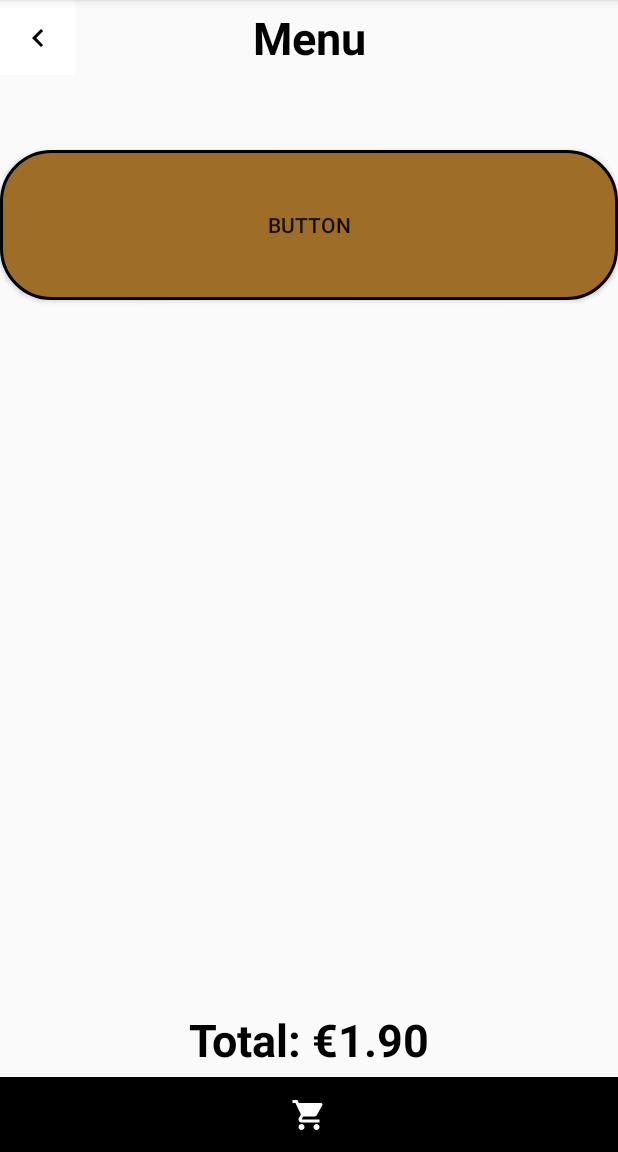
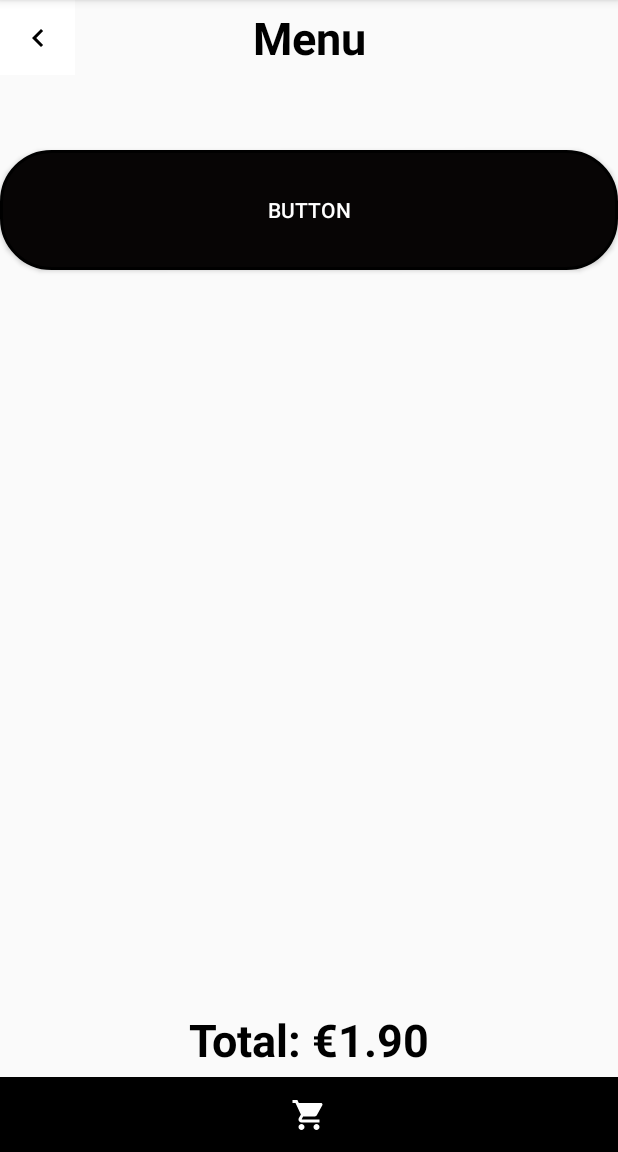
Before and after one commit to CS-UCY-EPL343/winter19.team16, an Android app: the orderActivity screen opened directly, with no data from a screen before it, on a phone screen of 412 x 824 dp, the part 84-1236 px from its top. Run offline under Robolectric (Android 15) with nearby library versions, the phone set to English and light mode, and no system bars.

Commit message:
Order activity update
Amartisa kai ferthika kapitalistika

```diff
--- a/app/src/main/res/drawable/rectBrown.xml
+++ b/app/src/main/res/drawable/brownrect.xml
@@ -1,8 +1,7 @@
 <?xml version="1.0" encoding="utf-8"?>
-<shape
-    xmlns:android="http://schemas.android.com/apk/res/android"
-    android:id="@+id/rectBrown">
+<shape xmlns:android="http://schemas.android.com/apk/res/android">
     <stroke android:width="2dp" android:color="#000000" />
+
     <padding
         android:top="16dp"
         android:bottom="16dp" />
--- a/app/src/main/res/layout/activity_order.xml
+++ b/app/src/main/res/layout/activity_order.xml
@@ -70,9 +70,10 @@
             android:id="@+id/button4"
             style="@style/Widget.AppCompat.Button"
             android:layout_width="0dp"
-            android:layout_height="100dp"
-            android:background="@drawable/rectBrown"
+            android:layout_height="80dp"
+            android:background="@drawable/rect1"
             android:text="Button"
+            android:textColor="#FFFFFF"
             app:layout_constraintEnd_toEndOf="parent"
             app:layout_constraintStart_toStartOf="parent"
             app:layout_constraintTop_toTopOf="@+id/guideline4" />
```
